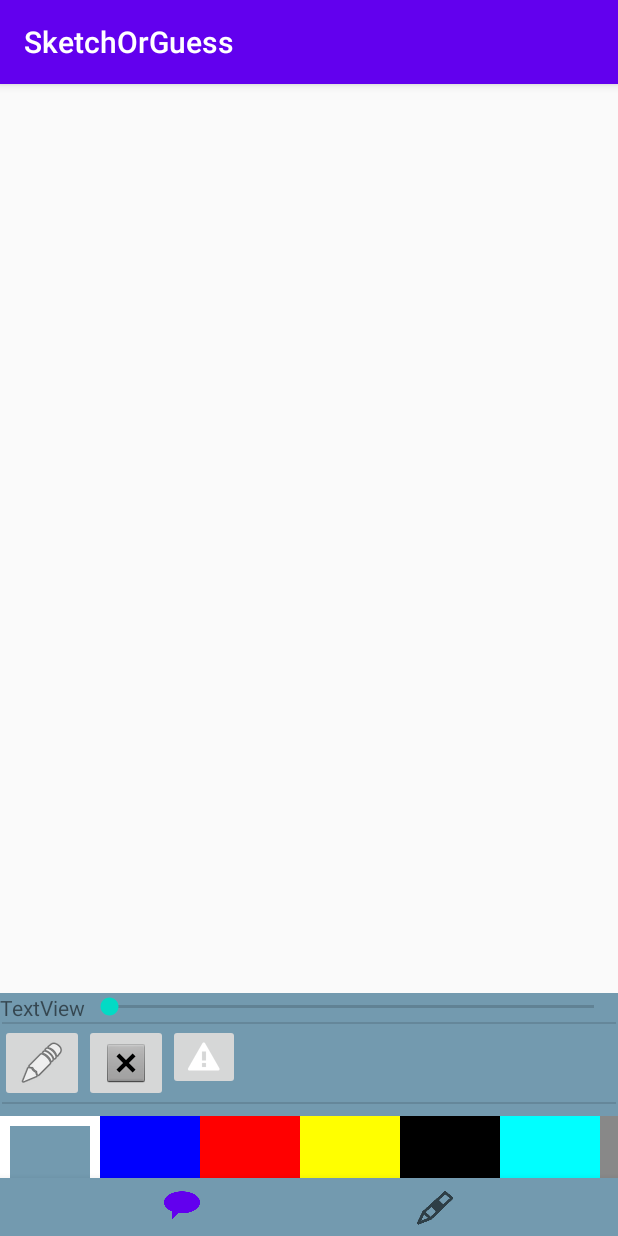
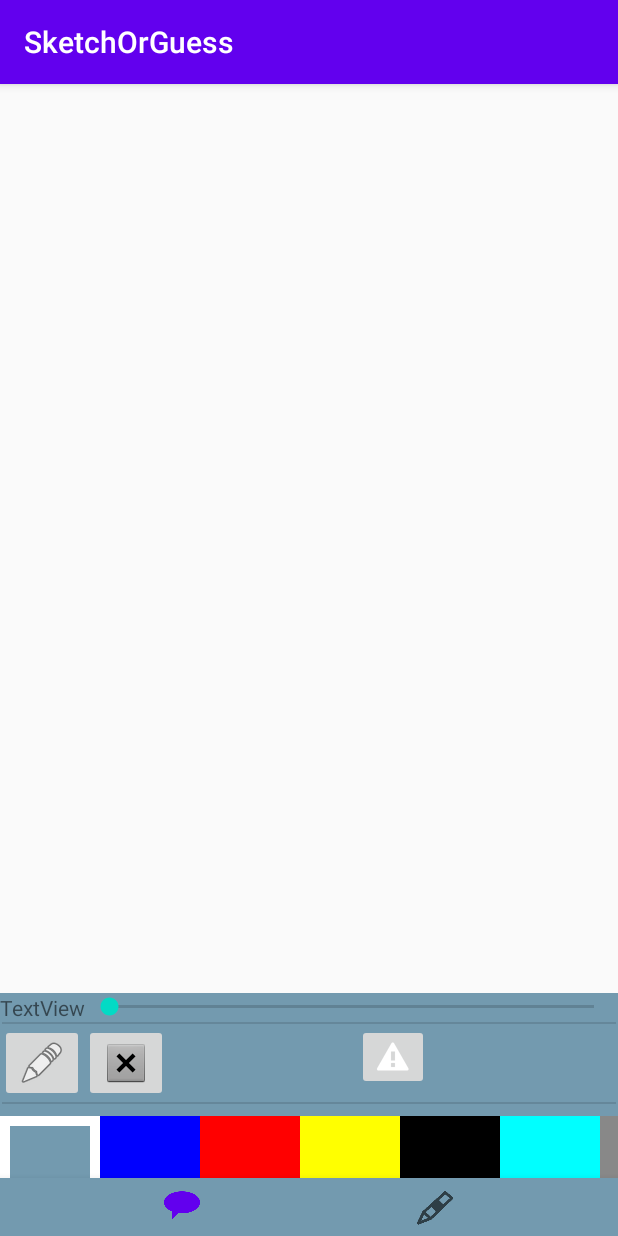
Before and after one commit to ben255/AndroidApp, an Android app: the screen it shows after launch (MainActivity), on a phone screen of 412 x 824 dp. Run offline under Robolectric (Android 15) with nearby library versions, the phone set to English and light mode, and no system bars.

Commit message:
Update brush_component_layout.xml

```diff
--- a/app/src/main/res/layout/brush_component_layout.xml
+++ b/app/src/main/res/layout/brush_component_layout.xml
@@ -33,7 +33,7 @@
         app:layout_constraintTop_toBottomOf="@+id/brushtext" />
 
     <ImageButton
-        android:id="@+id/imageButton"
+        android:id="@+id/pencil_button"
         android:layout_width="wrap_content"
         android:layout_height="wrap_content"
         app:layout_constraintStart_toStartOf="parent"
@@ -41,18 +41,19 @@
         app:srcCompat="@android:drawable/ic_menu_edit" />
 
     <ImageButton
-        android:id="@+id/imageButton2"
+        android:id="@+id/erase_button"
         android:layout_width="wrap_content"
         android:layout_height="wrap_content"
-        app:layout_constraintStart_toEndOf="@+id/imageButton"
+        app:layout_constraintStart_toEndOf="@+id/pencil_button"
         app:layout_constraintTop_toBottomOf="@+id/divider"
         app:srcCompat="@android:drawable/btn_dialog" />
 
     <ImageButton
-        android:id="@+id/imageButton3"
+        android:id="@+id/clear_button"
         android:layout_width="wrap_content"
         android:layout_height="wrap_content"
-        app:layout_constraintStart_toEndOf="@+id/imageButton2"
+        app:layout_constraintEnd_toEndOf="parent"
+        app:layout_constraintStart_toEndOf="@+id/erase_button"
         app:layout_constraintTop_toBottomOf="@+id/divider"
         app:srcCompat="@android:drawable/stat_sys_warning" />
 
@@ -63,7 +64,7 @@
         android:background="?android:attr/listDivider"
         app:layout_constraintEnd_toEndOf="parent"
         app:layout_constraintStart_toStartOf="parent"
-        app:layout_constraintTop_toBottomOf="@+id/imageButton" />
+        app:layout_constraintTop_toBottomOf="@+id/pencil_button" />
 
     <com.main.sketchorguess.BrushComponentView
         android:id="@+id/brush_component_view"
```
